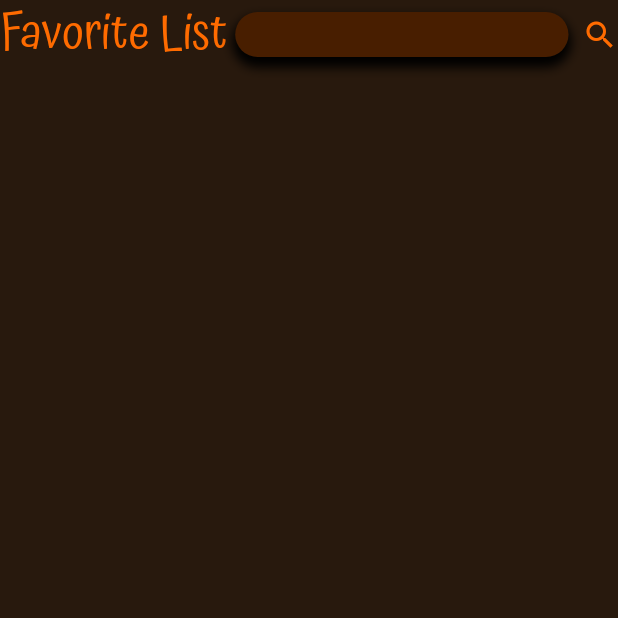
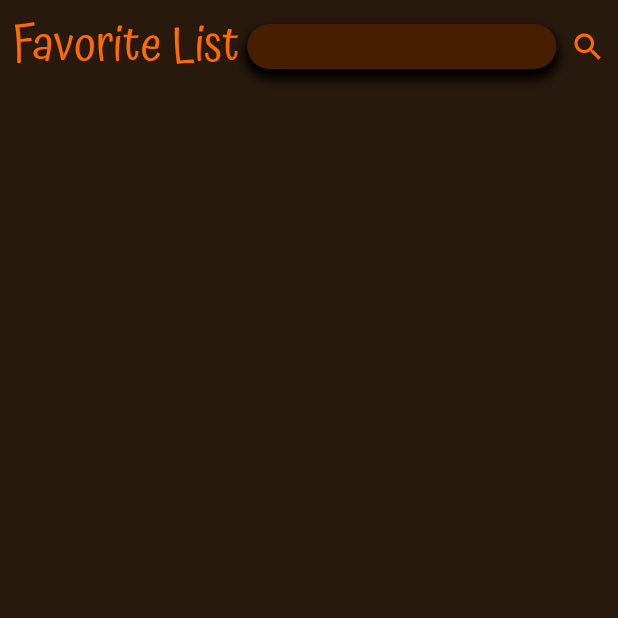
Before and after one commit to Ritticon/chatmusicapp, a Flutter app: the FavoriteSong screen opened by its route, on a phone screen of 412 x 824 dp, the top half of it. Run offline on Flutter 3.47's test engine with Material 3 defaults, Android fonts, the light colour scheme and no system bars; our stand-ins replace audioplayers, cloud_firestore, firebase_auth, firebase_core, firebase_storage, form_field_validator and 4 more; missing offline and left inert: dart:ffi, rolling_bottom_bar; accounts and stored records are empty.

Commit message:
Fix Slide FavoriteSong Page

```diff
--- a/lib/page/favoriteSong.dart
+++ b/lib/page/favoriteSong.dart
@@ -1,22 +1,11 @@
-// import 'dart:ffi';
-
-// import 'package:chatmusic/models/playlist_provider.dart';
-// import 'package:chatmusic/pages/popupSongPage.dart';
+import 'package:flutter/material.dart';
+import 'package:provider/provider.dart';
 import 'package:chatmusicapp/models/playlist_provider.dart';
 import 'package:chatmusicapp/models/song.dart';
 import 'package:chatmusicapp/page/popupSongPage.dart';
-import 'package:cloud_firestore/cloud_firestore.dart';
-import 'package:firebase_auth/firebase_auth.dart';
-
-import 'package:firebase_core/firebase_core.dart';
-import 'package:flutter/cupertino.dart';
-import 'package:flutter/material.dart';
-import 'package:flutter/widgets.dart';
-import 'package:provider/provider.dart';
-// import 'package:chatmusic/models/song.dart';
 
 class FavoriteSong extends StatefulWidget {
-  const FavoriteSong({super.key});
+  const FavoriteSong({Key? key}) : super(key: key);
 
   @override
   State<FavoriteSong> createState() => _FavoriteSongState();
@@ -24,9 +13,8 @@ class FavoriteSong extends StatefulWidget {
 
 class _FavoriteSongState extends State<FavoriteSong> {
   late final PlaylistProvider playlistProvider;
+  String songname = '';
 
-  String search = '';
-  String songname = '';
   @override
   void initState() {
     super.initState();
@@ -45,39 +33,29 @@ class _FavoriteSongState extends State<FavoriteSong> {
   Widget build(BuildContext context) {
     return Scaffold(
       backgroundColor: Theme.of(context).colorScheme.background,
-      body: SingleChildScrollView(
-        child: SafeArea(
+      body: SafeArea(
         child: Column(
           crossAxisAlignment: CrossAxisAlignment.start,
           children: [
-              Consumer<PlaylistProvider>(builder: (context, value, child) {
-                // get playlist
+            Consumer<PlaylistProvider>(
+              builder: (context, value, child) {
                 final List<Song> playlist = value.playlist;
-
                 List<Song> favoriteSongs =
                     playlist.where((song) => song.isFavorite).toList();
-                // final currentSong = playlist[value.currentSongIndex ?? 0];
-                final currentSong = value.currentSongIndex != null ? playlist[value.currentSongIndex!] : null;
-                // return List view UI
-                return GestureDetector(
-                    onTap: (){
-                                        if (currentSong != null) {
-                      goToSong(playlist.indexOf(currentSong));
-                    }
-                  },
+                final currentSong = value.currentSongIndex != null
+                    ? playlist[value.currentSongIndex!]
+                    : null;
+
+                return Expanded(
                   child: Column(
                     children: [
-                      Column(
-                        mainAxisAlignment: MainAxisAlignment.start,
-                        children: [
-                          if(currentSong != null) ...[
+                      if (currentSong != null) ...[
                         Container(
                           height: 80,
                           width: MediaQuery.of(context).size.width,
                           decoration: BoxDecoration(
                             color: Theme.of(context).colorScheme.secondary,
                             borderRadius: BorderRadius.only(
-                                // topLeft: Radius.circular(20),
                               bottomLeft: Radius.circular(20),
                               bottomRight: Radius.circular(20),
                             ),
@@ -95,8 +73,7 @@ class _FavoriteSongState extends State<FavoriteSong> {
                                     borderRadius: BorderRadius.circular(16.0),
                                     image: DecorationImage(
                                       image: AssetImage(
-                                          currentSong.albumArtImagePath,
-                                        ),
+                                          currentSong.albumArtImagePath),
                                       fit: BoxFit.cover,
                                     ),
                                   ),
@@ -137,11 +114,11 @@ class _FavoriteSongState extends State<FavoriteSong> {
                           ),
                         )
                       ],
-                          if(currentSong == null) ...[
-                            Container()
+                      if (currentSong == null) ...[
+                        Container(),
                       ],
-
-                          SafeArea(
+                      Padding(
+                        padding: EdgeInsets.all(8.0),
                         child: Row(
                           children: [
                             Text(
@@ -155,7 +132,6 @@ class _FavoriteSongState extends State<FavoriteSong> {
                             Expanded(
                               child: Container(
                                 margin: EdgeInsets.symmetric(horizontal: 5),
-                                    // padding: EdgeInsets.symmetric(horizontal: 12),
                                 width: 90,
                                 height: 30,
                                 decoration: BoxDecoration(
@@ -196,17 +172,16 @@ class _FavoriteSongState extends State<FavoriteSong> {
                           ],
                         ),
                       ),
-                        ],
-                      ),
-                      ListView.builder(
+                      Expanded(
+                        child: ListView.builder(
                           shrinkWrap: true,
                           itemCount: favoriteSongs.length,
                           itemBuilder: (context, index) {
-                          //get individual
                             final Song song = favoriteSongs[index];
-                          if(songname.isEmpty || song.songName.toLowerCase().contains(songname.toLowerCase())){
-                                                  print("isfavorite = ${song.isFavorite}");
-                          print("index =${song}");
+                            if (songname.isEmpty ||
+                                song.songName
+                                    .toLowerCase()
+                                    .contains(songname.toLowerCase())) {
                               return ListTile(
                                 title: Row(
                                   children: [
@@ -227,7 +202,8 @@ class _FavoriteSongState extends State<FavoriteSong> {
                                     ),
                                     SizedBox(width: 8.0),
                                     Column(
-                                  crossAxisAlignment: CrossAxisAlignment.start,
+                                      crossAxisAlignment:
+                                          CrossAxisAlignment.start,
                                       children: [
                                         Text(
                                           song.songName,
@@ -251,7 +227,6 @@ class _FavoriteSongState extends State<FavoriteSong> {
                                   onTap: () {
                                     setState(() {
                                       song.isFavorite = !song.isFavorite;
-
                                     });
                                   },
                                   child: Icon(
@@ -264,23 +239,21 @@ class _FavoriteSongState extends State<FavoriteSong> {
                                   ),
                                 ),
                                 onTap: () {
-                              goToSong(playlistProvider.playlist.indexOf(song));
+                                  goToSong(
+                                      playlistProvider.playlist.indexOf(song));
                                 },
                               );
                             }
                             return Container();
-                          // if(song.isFavorite[index]){
-
-                          // }
-                          //return list tile UI
                           },
+                        ),
                       ),
                     ],
                   ),
                 );
-              }),
+              },
+            ),
           ],
-          ),
         ),
       ),
     );
```
Lines whose indentation alone changed are shown as unchanged.
